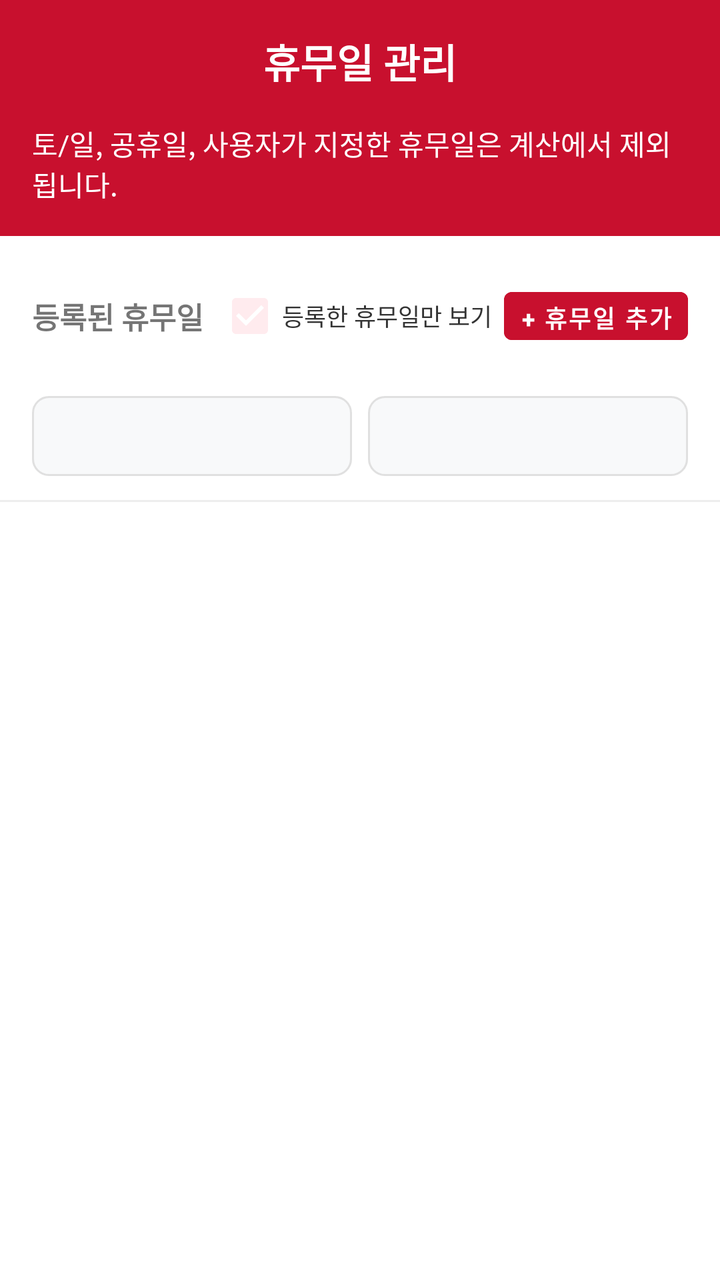
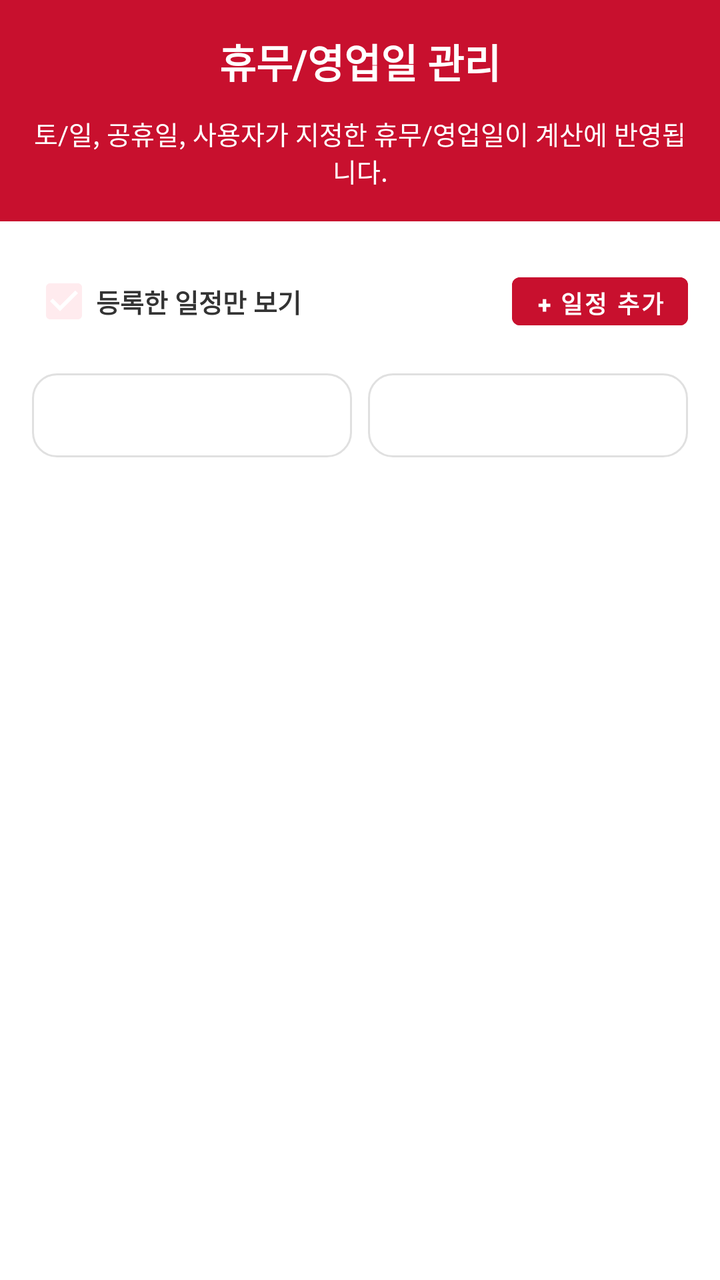

An Android layout rendered at two revisions. The XML below is the earlier revision; the diff shows what the commit changed to produce the second picture.
<!-- AndroidManifest.xml: application theme Theme.BusinessDayCalculator -->
<!-- res/layout/fragment_holiday.xml -->
<?xml version="1.0" encoding="utf-8"?>
<androidx.core.widget.NestedScrollView xmlns:android="http://schemas.android.com/apk/res/android"
    android:layout_width="match_parent"
    android:layout_height="match_parent"
    android:fillViewport="true">

    <LinearLayout
        android:layout_width="match_parent"
        android:layout_height="wrap_content"
        android:orientation="vertical">

        
        <LinearLayout
            android:layout_width="match_parent"
            android:layout_height="wrap_content"
            android:background="@color/primary"
            android:orientation="vertical"
            android:padding="16dp">

            <RelativeLayout
                android:layout_width="match_parent"
                android:layout_height="wrap_content">
                <TextView
                    android:layout_width="wrap_content"
                    android:layout_height="wrap_content"
                    android:text="@string/title_holiday"
                    android:textColor="@color/white"
                    android:textSize="20sp"
                    android:textStyle="bold"
                    android:layout_centerInParent="true" />
            </RelativeLayout>

            <TextView
                android:layout_width="match_parent"
                android:layout_height="wrap_content"
                android:text="@string/holiday_desc"
                android:textColor="@color/white"
                android:textSize="14sp"
                android:layout_marginTop="16dp" />
        </LinearLayout>

        <LinearLayout
            android:layout_width="match_parent"
            android:layout_height="wrap_content"
            android:padding="16dp"
            android:gravity="center_vertical"
            android:orientation="horizontal">

            <TextView
                android:layout_width="0dp"
                android:layout_height="wrap_content"
                android:layout_weight="1"
                android:text="@string/registered_holidays"
                android:textSize="15sp"
                android:textStyle="bold" />

            <CheckBox
                android:id="@+id/cbOnlyCustom"
                android:layout_width="wrap_content"
                android:layout_height="wrap_content"
                android:text="등록한 휴무일만 보기"
                android:textSize="12sp"
                android:textColor="@color/text_main"
                android:checked="true"
                android:layout_marginEnd="6dp" />

            <Button
                android:id="@+id/btnAddHoliday"
                android:layout_width="wrap_content"
                android:layout_height="36dp"
                android:backgroundTint="@color/primary"
                android:text="@string/add_holiday"
                android:textSize="12sp"
                android:textStyle="bold"
                android:textColor="@color/white"
                android:paddingLeft="8dp"
                android:paddingRight="8dp"
                style="@style/Widget.MaterialComponents.Button.UnelevatedButton" />
        </LinearLayout>

        
        <LinearLayout
            android:layout_width="match_parent"
            android:layout_height="wrap_content"
            android:orientation="horizontal"
            android:paddingLeft="16dp"
            android:paddingRight="16dp"
            android:paddingBottom="12dp"
            android:gravity="center_vertical">

            <Spinner
                android:id="@+id/spFilterYear"
                android:layout_width="0dp"
                android:layout_height="40dp"
                android:layout_weight="1"
                android:background="@drawable/bg_edittext"
                android:paddingLeft="8dp"
                android:paddingRight="8dp"
                android:layout_marginEnd="8dp" />

            <Spinner
                android:id="@+id/spFilterMonth"
                android:layout_width="0dp"
                android:layout_height="40dp"
                android:layout_weight="1"
                android:background="@drawable/bg_edittext"
                android:paddingLeft="8dp"
                android:paddingRight="8dp" />
        </LinearLayout>

        <View
            android:layout_width="match_parent"
            android:layout_height="1dp"
            android:background="@color/divider" />

        <TextView
            android:id="@+id/tvEmpty"
            android:layout_width="match_parent"
            android:layout_height="wrap_content"
            android:padding="32dp"
            android:text="@string/no_holidays"
            android:gravity="center"
            android:visibility="gone" />

        <LinearLayout
            android:id="@+id/llHolidaysContainer"
            android:layout_width="match_parent"
            android:layout_height="wrap_content"
            android:orientation="vertical"
            android:padding="16dp" />

    </LinearLayout>

</androidx.core.widget.NestedScrollView>
<!-- resources referenced by this layout -->
<resources>
  <color name="divider">#EEEEEE</color>
  <color name="primary">#C8102E</color>
  <color name="text_main">#333333</color>
  <color name="white">#FFFFFFFF</color>
  <!-- drawable bg_edittext (drawable) -->
  <?xml version="1.0" encoding="utf-8"?>
  <shape xmlns:android="http://schemas.android.com/apk/res/android"
      android:shape="rectangle">
      <corners android:radius="8dp" />
      <solid android:color="#F8F9FA" />
      <stroke android:width="1dp" android:color="#E0E0E0" />
  </shape>
  <string name="add_holiday">+ 휴무일 추가</string>
  <string name="holiday_desc">토/일, 공휴일, 사용자가 지정한 휴무일은 계산에서 제외됩니다.</string>
  <string name="no_holidays">등록된 대체공휴일이 없습니다.</string>
  <string name="registered_holidays">등록된 휴무일</string>
  <string name="title_holiday">휴무일 관리</string>
  <style name="Theme.BusinessDayCalculator" parent="Base.Theme.BusinessDayCalculator" />
  <style name="Base.Theme.BusinessDayCalculator" parent="Theme.MaterialComponents.DayNight.NoActionBar">
          
          <item name="colorPrimary">@color/primary</item>
          <item name="colorPrimaryVariant">@color/primary_variant</item>
          <item name="colorOnPrimary">@color/white</item>
          <item name="colorSecondary">@color/secondary</item>
      </style>
  <color name="primary_variant">#A00C24</color>
  <color name="secondary">#FFEBEE</color>
</resources>

<!-- the commit's change to res/layout/fragment_holiday.xml (unified diff, before → after) -->
@@ -35,34 +35,32 @@
                 android:layout_height="wrap_content"
                 android:text="@string/holiday_desc"
                 android:textColor="@color/white"
-                android:textSize="14sp"
-                android:layout_marginTop="16dp" />
+                android:textSize="13sp"
+                android:gravity="center"
+                android:layout_marginTop="12dp" />
         </LinearLayout>
 
+        
         <LinearLayout
             android:layout_width="match_parent"
             android:layout_height="wrap_content"
-            android:padding="16dp"
+            android:paddingLeft="16dp"
+            android:paddingRight="16dp"
+            android:paddingTop="16dp"
+            android:paddingBottom="12dp"
             android:gravity="center_vertical"
             android:orientation="horizontal">
 
-            <TextView
+            <CheckBox
+                android:id="@+id/cbOnlyCustom"
                 android:layout_width="0dp"
                 android:layout_height="wrap_content"
                 android:layout_weight="1"
-                android:text="@string/registered_holidays"
-                android:textSize="15sp"
-                android:textStyle="bold" />
-
-            <CheckBox
-                android:id="@+id/cbOnlyCustom"
-                android:layout_width="wrap_content"
-                android:layout_height="wrap_content"
-                android:text="등록한 휴무일만 보기"
-                android:textSize="12sp"
+                android:text="등록한 일정만 보기"
+                android:textSize="13sp"
+                android:textStyle="bold"
                 android:textColor="@color/text_main"
-                android:checked="true"
-                android:layout_marginEnd="6dp" />
+                android:checked="true" />
 
             <Button
                 android:id="@+id/btnAddHoliday"
@@ -73,8 +71,8 @@
                 android:textSize="12sp"
                 android:textStyle="bold"
                 android:textColor="@color/white"
-                android:paddingLeft="8dp"
-                android:paddingRight="8dp"
+                android:paddingLeft="12dp"
+                android:paddingRight="12dp"
                 style="@style/Widget.MaterialComponents.Button.UnelevatedButton" />
         </LinearLayout>
 
@@ -91,27 +89,22 @@
             <Spinner
                 android:id="@+id/spFilterYear"
                 android:layout_width="0dp"
-                android:layout_height="40dp"
+                android:layout_height="42dp"
                 android:layout_weight="1"
-                android:background="@drawable/bg_edittext"
-                android:paddingLeft="8dp"
-                android:paddingRight="8dp"
+                android:background="@drawable/bg_card_item_outline"
+                android:paddingLeft="12dp"
+                android:paddingRight="12dp"
                 android:layout_marginEnd="8dp" />
 
             <Spinner
                 android:id="@+id/spFilterMonth"
                 android:layout_width="0dp"
-                android:layout_height="40dp"
+                android:layout_height="42dp"
                 android:layout_weight="1"
-                android:background="@drawable/bg_edittext"
-                android:paddingLeft="8dp"
-                android:paddingRight="8dp" />
+                android:background="@drawable/bg_card_item_outline"
+                android:paddingLeft="12dp"
+                android:paddingRight="12dp" />
         </LinearLayout>
-
-        <View
-            android:layout_width="match_parent"
-            android:layout_height="1dp"
-            android:background="@color/divider" />
 
         <TextView
             android:id="@+id/tvEmpty"
@@ -122,12 +115,15 @@
             android:gravity="center"
             android:visibility="gone" />
 
+        
         <LinearLayout
             android:id="@+id/llHolidaysContainer"
             android:layout_width="match_parent"
             android:layout_height="wrap_content"
             android:orientation="vertical"
-            android:padding="16dp" />
+            android:paddingLeft="16dp"
+            android:paddingRight="16dp"
+            android:paddingBottom="16dp" />
 
     </LinearLayout>
 
<!-- resource entries referenced after the edit -->
@@ -1,23 +1,22 @@
 <!-- resources referenced by this layout -->
 <resources>
-  <color name="divider">#EEEEEE</color>
   <color name="primary">#C8102E</color>
   <color name="text_main">#333333</color>
   <color name="white">#FFFFFFFF</color>
-  <!-- drawable bg_edittext (drawable) -->
+  <!-- drawable bg_card_item_outline (drawable) -->
   <?xml version="1.0" encoding="utf-8"?>
   <shape xmlns:android="http://schemas.android.com/apk/res/android"
       android:shape="rectangle">
-      <corners android:radius="8dp" />
-      <solid android:color="#F8F9FA" />
-      <stroke android:width="1dp" android:color="#E0E0E0" />
+      <solid android:color="#FFFFFF" />
+      <stroke android:width="1dp" android:color="@color/card_border" />
+      <corners android:radius="12dp" />
   </shape>
-  <string name="add_holiday">+ 휴무일 추가</string>
-  <string name="holiday_desc">토/일, 공휴일, 사용자가 지정한 휴무일은 계산에서 제외됩니다.</string>
-  <string name="no_holidays">등록된 대체공휴일이 없습니다.</string>
-  <string name="registered_holidays">등록된 휴무일</string>
-  <string name="title_holiday">휴무일 관리</string>
+  <string name="add_holiday">+ 일정 추가</string>
+  <string name="holiday_desc">토/일, 공휴일, 사용자가 지정한 휴무/영업일이 계산에 반영됩니다.</string>
+  <string name="no_holidays">등록된 일정이 없습니다.</string>
+  <string name="title_holiday">휴무/영업일 관리</string>
   <style name="Theme.BusinessDayCalculator" parent="Base.Theme.BusinessDayCalculator" />
+  <color name="card_border">#E0E0E0</color>
   <style name="Base.Theme.BusinessDayCalculator" parent="Theme.MaterialComponents.DayNight.NoActionBar">
           
           <item name="colorPrimary">@color/primary</item>
